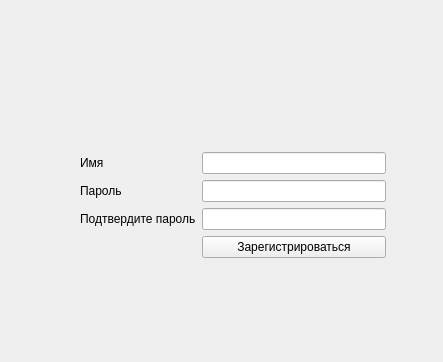
This is Client/registration.ui in YamatoCPP/Messenger as Qt 5 draws it before an edit. The edited form follows.
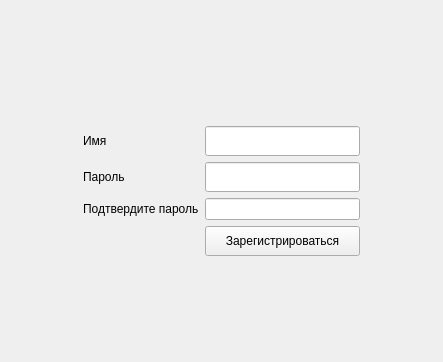
This is the edited form.

The edit to the form file:
```diff
--- a/Client/registration.ui
+++ b/Client/registration.ui
@@ -13,55 +13,156 @@
   <property name="windowTitle">
    <string>Form</string>
   </property>
-  <widget class="QWidget" name="">
-   <property name="geometry">
-    <rect>
-     <x>80</x>
-     <y>110</y>
-     <width>306</width>
-     <height>148</height>
-    </rect>
-   </property>
+  <layout class="QGridLayout" name="gridLayout_2">
+   <item row="2" column="1">
+    <spacer name="verticalSpacer_2">
+     <property name="orientation">
+      <enum>Qt::Vertical</enum>
+     </property>
+     <property name="sizeHint" stdset="0">
+      <size>
+       <width>20</width>
+       <height>83</height>
+      </size>
+     </property>
+    </spacer>
+   </item>
+   <item row="0" column="1">
+    <spacer name="verticalSpacer">
+     <property name="orientation">
+      <enum>Qt::Vertical</enum>
+     </property>
+     <property name="sizeHint" stdset="0">
+      <size>
+       <width>20</width>
+       <height>83</height>
+      </size>
+     </property>
+    </spacer>
+   </item>
+   <item row="1" column="2">
+    <spacer name="horizontalSpacer_2">
+     <property name="orientation">
+      <enum>Qt::Horizontal</enum>
+     </property>
+     <property name="sizeHint" stdset="0">
+      <size>
+       <width>48</width>
+       <height>20</height>
+      </size>
+     </property>
+    </spacer>
+   </item>
+   <item row="1" column="0">
+    <spacer name="horizontalSpacer">
+     <property name="orientation">
+      <enum>Qt::Horizontal</enum>
+     </property>
+     <property name="sizeHint" stdset="0">
+      <size>
+       <width>49</width>
+       <height>20</height>
+      </size>
+     </property>
+    </spacer>
+   </item>
+   <item row="1" column="1">
    <layout class="QGridLayout" name="gridLayout">
-    <item row="3" column="0">
+     <item row="4" column="0">
      <widget class="QLabel" name="passwordlbl2">
+       <property name="sizePolicy">
+        <sizepolicy hsizetype="Fixed" vsizetype="Fixed">
+         <horstretch>0</horstretch>
+         <verstretch>0</verstretch>
+        </sizepolicy>
+       </property>
       <property name="text">
        <string>Подтвердите пароль</string>
       </property>
      </widget>
     </item>
-    <item row="2" column="1">
-     <widget class="QLineEdit" name="passwordline"/>
-    </item>
-    <item row="1" column="0">
-     <widget class="QLabel" name="namelbl">
-      <property name="text">
-       <string>Имя</string>
-      </property>
-     </widget>
-    </item>
-    <item row="3" column="1">
-     <widget class="QLineEdit" name="passwordline2"/>
-    </item>
-    <item row="1" column="1">
-     <widget class="QLineEdit" name="nameline"/>
-    </item>
-    <item row="2" column="0">
+     <item row="3" column="0">
      <widget class="QLabel" name="passwordlbl">
+       <property name="sizePolicy">
+        <sizepolicy hsizetype="Fixed" vsizetype="Fixed">
+         <horstretch>0</horstretch>
+         <verstretch>0</verstretch>
+        </sizepolicy>
+       </property>
       <property name="text">
        <string>Пароль</string>
       </property>
      </widget>
     </item>
     <item row="4" column="1">
-     <widget class="QPushButton" name="registrationbtn">
+      <widget class="QLineEdit" name="passwordline2">
+       <property name="sizePolicy">
+        <sizepolicy hsizetype="Fixed" vsizetype="Fixed">
+         <horstretch>0</horstretch>
+         <verstretch>0</verstretch>
+        </sizepolicy>
+       </property>
+       <property name="minimumSize">
+        <size>
+         <width>155</width>
+         <height>0</height>
+        </size>
+       </property>
+      </widget>
+     </item>
+     <item row="3" column="1">
+      <widget class="QLineEdit" name="passwordline">
+       <property name="sizePolicy">
+        <sizepolicy hsizetype="Fixed" vsizetype="Fixed">
+         <horstretch>0</horstretch>
+         <verstretch>0</verstretch>
+        </sizepolicy>
+       </property>
+       <property name="minimumSize">
+        <size>
+         <width>155</width>
+         <height>30</height>
+        </size>
+       </property>
+      </widget>
+     </item>
+     <item row="2" column="1">
+      <widget class="QLineEdit" name="nameline">
+       <property name="sizePolicy">
+        <sizepolicy hsizetype="Fixed" vsizetype="Fixed">
+         <horstretch>0</horstretch>
+         <verstretch>0</verstretch>
+        </sizepolicy>
+       </property>
+       <property name="minimumSize">
+        <size>
+         <width>155</width>
+         <height>30</height>
+        </size>
+       </property>
+      </widget>
+     </item>
+     <item row="2" column="0">
+      <widget class="QLabel" name="namelbl">
+       <property name="sizePolicy">
+        <sizepolicy hsizetype="Fixed" vsizetype="Fixed">
+         <horstretch>0</horstretch>
+         <verstretch>0</verstretch>
+        </sizepolicy>
+       </property>
       <property name="text">
-       <string>Зарегистрироваться</string>
+        <string>Имя</string>
       </property>
      </widget>
     </item>
-    <item row="0" column="0" colspan="2">
+     <item row="1" column="0">
      <widget class="QLabel" name="errorlbl">
+       <property name="sizePolicy">
+        <sizepolicy hsizetype="Fixed" vsizetype="Fixed">
+         <horstretch>0</horstretch>
+         <verstretch>0</verstretch>
+        </sizepolicy>
+       </property>
       <property name="text">
        <string/>
       </property>
@@ -70,8 +171,28 @@
       </property>
      </widget>
     </item>
-   </layout>
-  </widget>
+     <item row="5" column="1">
+      <widget class="QPushButton" name="registrationbtn">
+       <property name="sizePolicy">
+        <sizepolicy hsizetype="Fixed" vsizetype="Fixed">
+         <horstretch>0</horstretch>
+         <verstretch>0</verstretch>
+        </sizepolicy>
+       </property>
+       <property name="minimumSize">
+        <size>
+         <width>155</width>
+         <height>30</height>
+        </size>
+       </property>
+       <property name="text">
+        <string>Зарегистрироваться</string>
+       </property>
+      </widget>
+     </item>
+    </layout>
+   </item>
+  </layout>
  </widget>
  <resources/>
  <connections/>
```
Left out of the diff: 3 changed lines with no effect on the pictures. Lines whose indentation alone changed are shown as unchanged.
